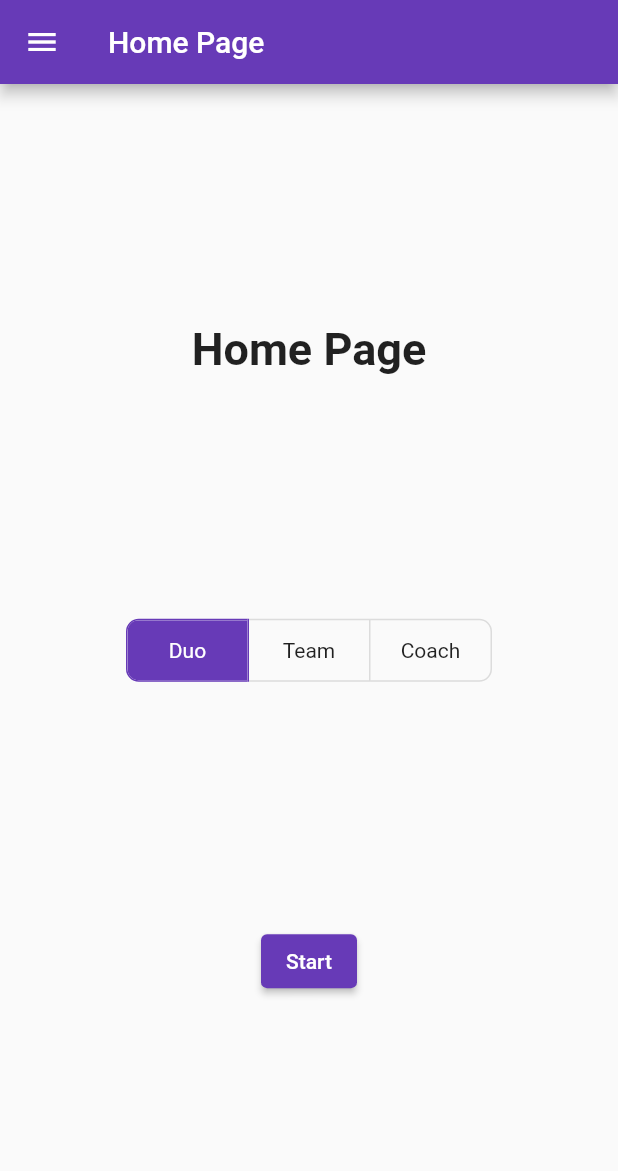
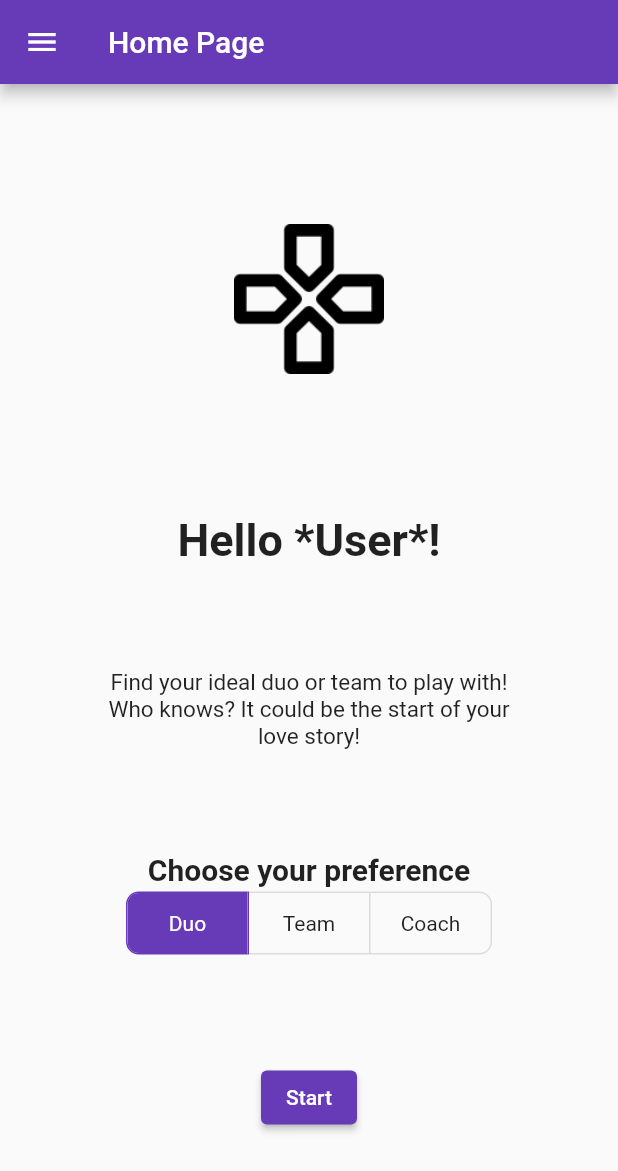
Before and after one commit to MichaelCalbay/projectloner-sdp, a Flutter app: the screen it shows after launch, after a tap on "Skip", after a tap on "Log In", on a phone screen of 412 x 824 dp. Shown: the top 1171 px of the screen. Run offline on Flutter 3.47's test engine with Material 2 defaults, Android fonts, the phone set to English and light mode, and no system bars; our stand-ins replace bloc, cloud_firestore, equatable, firebase_auth, firebase_core, flutter_bloc and 3 more; missing offline and left inert: instabug_flutter; accounts and stored records are empty.

Commit message:
Homepage Update

```diff
--- a/lib/main.dart
+++ b/lib/main.dart
@@ -70,7 +70,6 @@ class _MyHomePageState extends State<MyHomePage> {
     return MaterialApp(
       debugShowCheckedModeBanner: false,
       home: isviewed != 0 ? OnboardingScreen() : CheckLogin(),
-
       //Theme colour
       theme: ThemeData(primarySwatch: Colors.deepPurple),
     );
--- a/lib/views/home_view.dart
+++ b/lib/views/home_view.dart
@@ -1,3 +1,4 @@
+// ignore: file_names
 import 'package:flutter/material.dart';
 import 'package:projectloner/views/matchViews/coach_view.dart';
 import 'package:projectloner/views/matchViews/duo_view.dart';
@@ -18,14 +19,8 @@ class HomePageState extends State {
   String matchButtonText = "Start";
   final List<bool> _matchPreferences = <bool>[true, false, false];
 
-
-  void updatePage() {
-
-  }
-
   void startMatching(List<bool> matchPreferences) {
     if (matchPreferences[0] == true) {
-      print("Duo");
       Navigator.of(context).push(
         MaterialPageRoute(
           builder: (context) => const MatchMaking(),
@@ -33,11 +28,9 @@ class HomePageState extends State {
       );
     }
     else if (matchPreferences[1] == true) {
-      print("Team");
       Navigator.push(context, MaterialPageRoute(builder: (context) => TeamPage()));
     }
     else if (matchPreferences[2] == true) {
-      print("Coach");
       Navigator.push(context, MaterialPageRoute(builder: (context) => CoachPage()));
     }
   }
@@ -50,9 +43,28 @@ class HomePageState extends State {
         child: Column(
           mainAxisAlignment: MainAxisAlignment.spaceEvenly,
           children: [
+            Image.asset('images/gamepad.png',
+              width: 100,
+              height: 150,
+            ),
             const Text(
-            'Home Page',
+              'Hello *User*!',
               style: TextStyle(fontSize: 30.0, fontWeight: FontWeight.bold),
+            ),
+            const SizedBox(
+              width: 275,
+              child: Text(
+                'Find your ideal duo or team to play with! Who knows? It could be the start of your love story!',
+                style: TextStyle(fontSize: 15.0, fontWeight: FontWeight.normal),
+                textAlign: TextAlign.center,
+              ),
+            ),
+            Column(
+              mainAxisAlignment: MainAxisAlignment.center,
+              children: [
+                const Text(
+                  "Choose your preference",
+                  style: TextStyle(fontSize: 20.0, fontWeight: FontWeight.bold),
                 ),
                 ToggleButtons(
                   onPressed: (int index) {
@@ -75,8 +87,10 @@ class HomePageState extends State {
                     Text("Duo"),
                     Text("Team"),
                     Text("Coach"),
-              ]),
-            //Text(preferenceText),
+                  ],
+                ),
+              ],
+            ),
             ElevatedButton(
               onPressed: () {
                 startMatching(_matchPreferences);
--- a/pubspec.yaml
+++ b/pubspec.yaml
@@ -80,6 +80,7 @@ flutter:
     - images/players.png
     - images/her.png
     - images/glasses.png
+    - images/gamepad.png
 
   # An image asset can refer to one or more resolution-specific "variants", see
   # https://flutter.dev/assets-and-images/#resolution-aware
```
Also changed, not shown: images/gamepad.png (added). Lines whose indentation alone changed are shown as unchanged.
